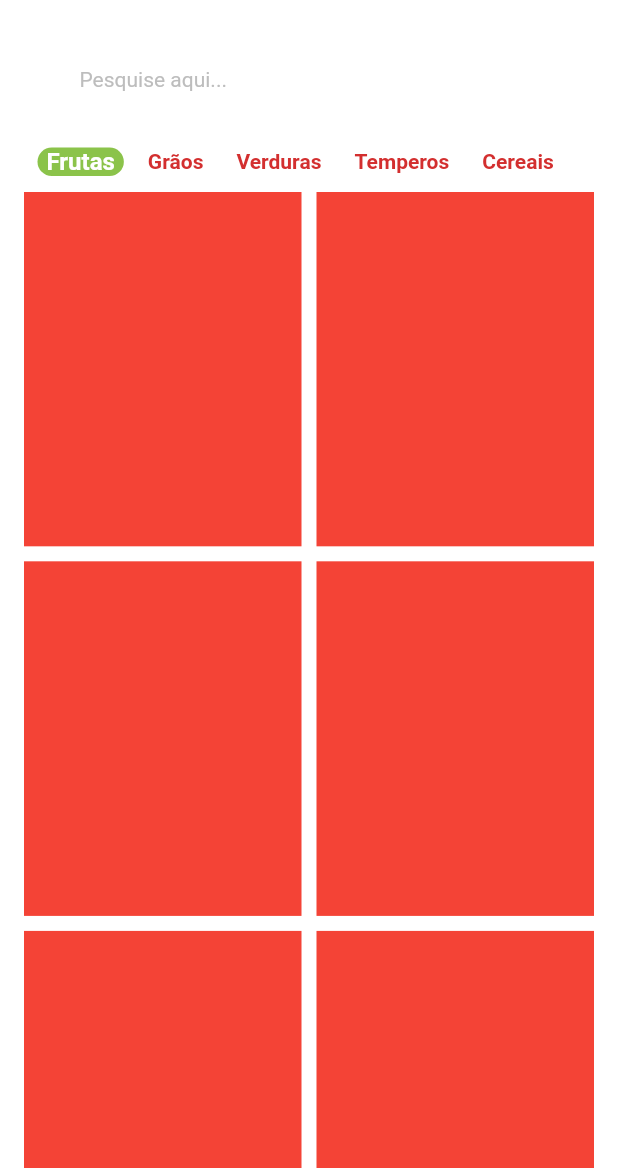
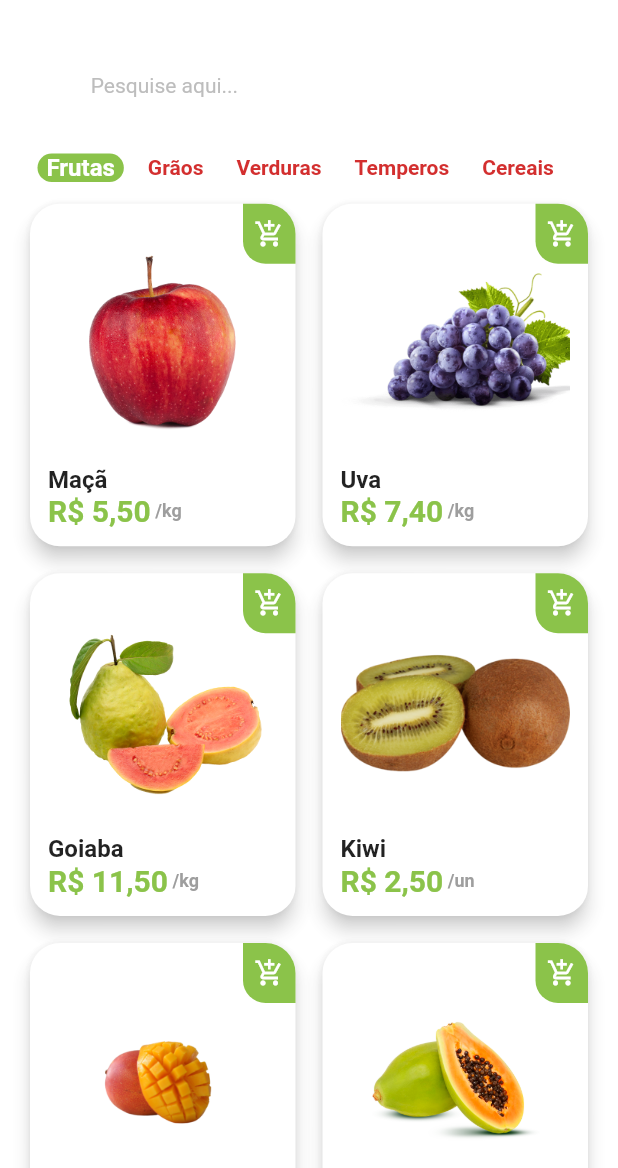
Before and after one commit to jsaintz/green-grocer, a Flutter app: the HomeTabScreen screen opened directly, on a phone screen of 412 x 824 dp, the part 68-1236 px from its top. Run offline on Flutter 3.47's test engine with Material 2 defaults, Android fonts, the phone set to English and light mode, and no system bars; drawn by our look-alikes of badges; our stand-ins replace animated_text_kit, mask_text_input_formatter.

Commit message:
create cart icon to add items

```diff
--- a/lib/src/constants/app_data.dart
+++ b/lib/src/constants/app_data.dart
@@ -62,3 +62,11 @@ List<ItemModel> items = [
   mango,
   papaya,
 ];
+
+List<String> categories = [
+  'Frutas',
+  'Grãos',
+  'Verduras',
+  'Temperos',
+  'Cereais',
+];
--- a/lib/src/constants/constants.dart
+++ b/lib/src/constants/constants.dart
@@ -16,11 +16,4 @@ abstract class Constants {
 
   static MaterialColor customSwatchColor = const MaterialColor(0xFF8BC34A, _swatchOpacity);
   static Color customContrastColor = Colors.red.shade700;
-  static List<String> categories = [
-    'Frutas',
-    'Grãos',
-    'Verduras',
-    'Temperos',
-    'Cereais',
-  ];
 }
--- /dev/null
+++ b/lib/src/pages/home/components/items_tile.dart
@@ -0,0 +1,86 @@
+import 'package:flutter/material.dart';
+import 'package:green_grocer/src/constants/constants.dart';
+import 'package:green_grocer/src/models/item_model.dart';
+import 'package:green_grocer/src/services/utils_services.dart';
+
+class ItemsTile extends StatelessWidget {
+  final ItemModel itemModel;
+
+  ItemsTile({Key? key, required this.itemModel}) : super(key: key);
+
+  final UtilsServices utilsServices = UtilsServices();
+
+  @override
+  Widget build(BuildContext context) {
+    return Stack(
+      children: [
+        Card(
+          elevation: 5,
+          shadowColor: Colors.grey.shade300,
+          shape: RoundedRectangleBorder(
+            borderRadius: BorderRadius.circular(20),
+          ),
+          child: Padding(
+            padding: const EdgeInsets.all(12),
+            child: Column(
+              crossAxisAlignment: CrossAxisAlignment.stretch,
+              children: [
+                Expanded(child: Image.asset(itemModel.imgUrl)),
+                Text(
+                  itemModel.itemName,
+                  style: const TextStyle(
+                    fontSize: 16,
+                    fontWeight: FontWeight.bold,
+                  ),
+                ),
+                Row(
+                  children: [
+                    Text(
+                      utilsServices.priceToCurrency(itemModel.price),
+                      style: TextStyle(
+                        fontWeight: FontWeight.bold,
+                        fontSize: 20,
+                        color: Constants.customSwatchColor,
+                      ),
+                    ),
+                    Text(
+                      ' /${itemModel.unit}',
+                      style: TextStyle(
+                        color: Colors.grey.shade500,
+                        fontWeight: FontWeight.bold,
+                        fontSize: 12,
+                      ),
+                    )
+                  ],
+                )
+              ],
+            ),
+          ),
+        ),
+        Positioned(
+          top: 4,
+          right: 4,
+          child: GestureDetector(
+            onTap: () {},
+            child: Container(
+              height: 40,
+              width: 35,
+              decoration: BoxDecoration(
+                color: Constants.customSwatchColor,
+                borderRadius: const BorderRadius.only(
+                  bottomLeft: Radius.circular(15),
+                  topRight: Radius.circular(20),
+                ),
+              ),
+              child: const Icon(
+                Icons.add_shopping_cart_outlined,
+                color: Colors.white,
+                size: 20,
+              ),
+            ),
+          ),
+        ),
+      ],
+    );
+  }
+}
--- a/lib/src/pages/home/home_tab_screen.dart
+++ b/lib/src/pages/home/home_tab_screen.dart
@@ -1,8 +1,10 @@
 import 'package:badges/badges.dart';
 import 'package:flutter/material.dart';
+
+import 'package:green_grocer/src/constants/app_data.dart' as data;
 import 'package:green_grocer/src/constants/constants.dart';
 import 'package:green_grocer/src/pages/home/components/category_tile.dart';
-import 'package:green_grocer/src/constants/app_data.dart' as appData;
+import 'package:green_grocer/src/pages/home/components/items_tile.dart';
 
 class HomeTabScreen extends StatefulWidget {
   const HomeTabScreen({Key? key}) : super(key: key);
@@ -66,23 +68,29 @@ class _HomeTabScreenState extends State<HomeTabScreen> {
     );
   }
 
-  Widget gridViewItems() {
-    return Expanded(
-      child: GridView.builder(
-        padding: const EdgeInsets.fromLTRB(16, 0, 16, 16),
-        physics: const BouncingScrollPhysics(),
-        gridDelegate: const SliverGridDelegateWithFixedCrossAxisCount(
-          crossAxisCount: 2,
-          mainAxisSpacing: 10,
-          crossAxisSpacing: 10,
-          childAspectRatio: 9 / 11.5,
+  Widget searchBar() {
+    return Padding(
+      padding: const EdgeInsets.symmetric(horizontal: 20, vertical: 10),
+      child: TextFormField(
+        decoration: InputDecoration(
+          filled: true,
+          fillColor: Colors.white,
+          isDense: true,
+          hintText: ' Pesquise aqui...',
+          hintStyle: TextStyle(
+            color: Colors.grey.shade400,
+            fontSize: 14,
+          ),
+          prefix: Icon(
+            Icons.search,
+            color: Constants.customContrastColor,
+            size: 25,
+          ),
+          border: OutlineInputBorder(
+            borderRadius: BorderRadius.circular(60),
+            borderSide: const BorderSide(width: 0, style: BorderStyle.none),
+          ),
         ),
-        itemCount: appData.items.length,
-        itemBuilder: (_, index) {
-          return Container(
-            color: Colors.red,
-          );
-        },
       ),
     );
   }
@@ -97,42 +105,36 @@ class _HomeTabScreenState extends State<HomeTabScreen> {
           return CategoryTile(
             onPressed: () {
               setState(() {
-                selectedCategory = Constants.categories[index];
+                selectedCategory = data.categories[index];
               });
             },
-            category: Constants.categories[index],
-            isSelected: Constants.categories[index] == selectedCategory,
+            category: data.categories[index],
+            isSelected: data.categories[index] == selectedCategory,
           );
         },
         separatorBuilder: (_, index) => const SizedBox(width: 10),
-        itemCount: Constants.categories.length,
+        itemCount: data.categories.length,
       ),
     );
   }
 
-  Widget searchBar() {
-    return Padding(
-      padding: const EdgeInsets.symmetric(horizontal: 20, vertical: 10),
-      child: TextFormField(
-        decoration: InputDecoration(
-          filled: true,
-          fillColor: Colors.white,
-          isDense: true,
-          hintText: 'Pesquise aqui...',
-          hintStyle: TextStyle(
-            color: Colors.grey.shade400,
-            fontSize: 14,
-          ),
-          prefix: Icon(
-            Icons.search,
-            color: Constants.customContrastColor,
-            size: 21,
-          ),
-          border: OutlineInputBorder(
-            borderRadius: BorderRadius.circular(60),
-            borderSide: const BorderSide(width: 0, style: BorderStyle.none),
-          ),
+  Widget gridViewItems() {
+    return Expanded(
+      child: GridView.builder(
+        padding: const EdgeInsets.fromLTRB(16, 0, 16, 16),
+        physics: const BouncingScrollPhysics(),
+        gridDelegate: const SliverGridDelegateWithFixedCrossAxisCount(
+          crossAxisCount: 2,
+          mainAxisSpacing: 10,
+          crossAxisSpacing: 10,
+          childAspectRatio: 9 / 11.5,
         ),
+        itemCount: data.items.length,
+        itemBuilder: (_, index) {
+          return ItemsTile(
+            itemModel: data.items[index],
+          );
+        },
       ),
     );
   }
--- /dev/null
+++ b/lib/src/services/utils_services.dart
@@ -0,0 +1,8 @@
+import 'package:intl/intl.dart';
+
+class UtilsServices {
+  String priceToCurrency(double price) {
+    NumberFormat numberFormat = NumberFormat.simpleCurrency(locale: 'pt_BR');
+    return numberFormat.format(price);
+  }
+}
--- a/pubspec.yaml
+++ b/pubspec.yaml
@@ -39,6 +39,7 @@ dependencies:
   animated_text_kit: ^4.2.2
   mask_text_input_formatter: ^2.4.0
   badges: ^2.0.3
+  intl: ^0.17.0
 
 dev_dependencies:
   flutter_test:
```
Also changed, not shown: pubspec.lock.
